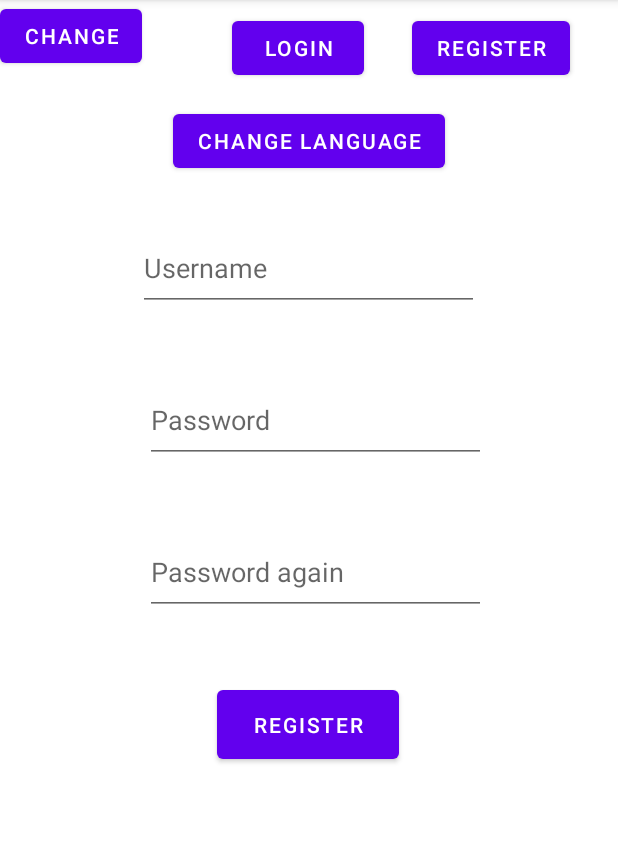
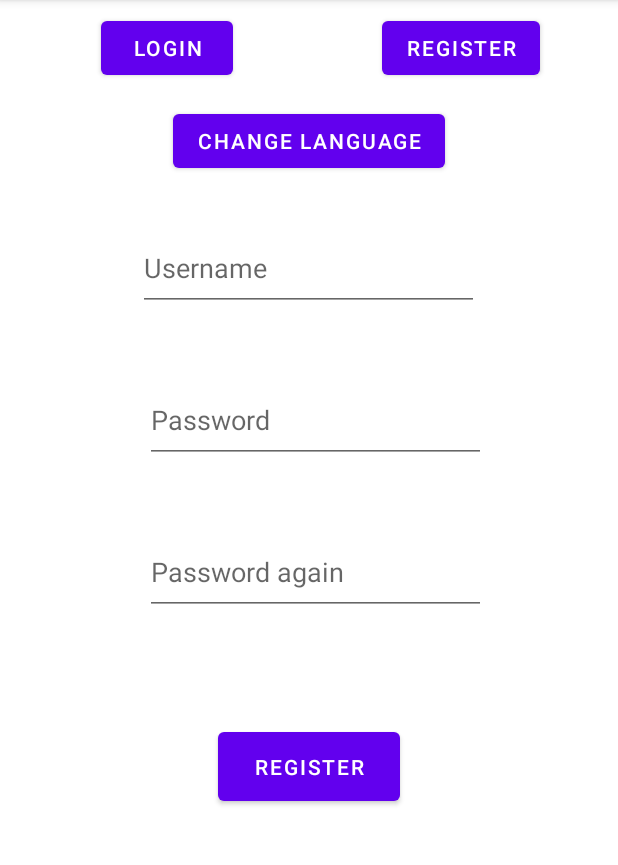
Before and after one commit to DeveloperLauri/FinnkinoApp, an Android app: the screen it shows after launch (MainActivity), after a tap on "REGISTER", on a phone screen of 412 x 824 dp, the part 84-949 px from its top. Run offline under Robolectric (Android 15) with nearby library versions, the phone set to English and light mode, and no system bars.

Commit message:
Olio-ohjelmoinnin HT Finnkino

```diff
--- a/app/src/main/java/com/oliot5/finnkino/MainActivity.java
+++ b/app/src/main/java/com/oliot5/finnkino/MainActivity.java
@@ -47,7 +47,7 @@ public class MainActivity extends AppCompatActivity {
         //functionality for registrating ang login buttons
         View.OnClickListener listener = new View.OnClickListener() {
             Fragment fragment;
-
+            //functionality for changing fragments
             @Override
             public void onClick(View view) {
                 if ( view == findViewById(R.id.buttonToLogIn)){
@@ -121,6 +121,7 @@ public class MainActivity extends AppCompatActivity {
         setLocale(lang1);
     }
 
+    //functionality to change activitet
     public void logIn(String un) {
         Intent intent = new Intent(MainActivity.this, MainActivity2.class);
         intent.putExtra("key", un);
@@ -129,7 +130,7 @@ public class MainActivity extends AppCompatActivity {
         //startActivity(intent);
     }
 
-    // Method to do info change in between frag and activ
+    // Method to do info change in between fragment and activitet
     @Override
     public void onStart() {
         super.onStart();
--- a/app/src/main/res/layout/activity_main.xml
+++ b/app/src/main/res/layout/activity_main.xml
@@ -26,19 +26,11 @@
         </FrameLayout>
 
         <Button
-            android:id="@+id/ActivityChangeButton"
-            android:layout_width="wrap_content"
-            android:layout_height="wrap_content"
-            android:text="@string/change"
-            app:layout_constraintStart_toStartOf="parent"
-            app:layout_constraintTop_toTopOf="parent" />
-
-        <Button
             android:id="@+id/buttonToRegistrate"
             android:layout_width="wrap_content"
             android:layout_height="wrap_content"
             android:layout_marginTop="8dp"
-            android:layout_marginEnd="32dp"
+            android:layout_marginEnd="52dp"
             android:text="@string/register"
             app:layout_constraintEnd_toEndOf="parent"
             app:layout_constraintTop_toTopOf="parent" />
@@ -51,6 +43,7 @@
             android:layout_marginEnd="32dp"
             android:text="@string/login"
             app:layout_constraintEnd_toStartOf="@+id/buttonToRegistrate"
+            app:layout_constraintStart_toStartOf="parent"
             app:layout_constraintTop_toTopOf="parent" />
 
         <Button
--- a/app/src/main/res/layout/fr_registerwindow.xml
+++ b/app/src/main/res/layout/fr_registerwindow.xml
@@ -48,10 +48,9 @@
         android:id="@+id/registerButton"
         android:layout_width="121dp"
         android:layout_height="58dp"
-        android:layout_marginTop="44dp"
+        android:layout_marginTop="72dp"
         android:text="@string/register"
         app:layout_constraintEnd_toEndOf="parent"
-        app:layout_constraintHorizontal_bias="0.498"
         app:layout_constraintStart_toStartOf="parent"
         app:layout_constraintTop_toBottomOf="@+id/editTextPasswordAgainRegister" />
 
@@ -59,8 +58,10 @@
         android:id="@+id/passwordCheckWindowRegister"
         android:layout_width="217dp"
         android:layout_height="34dp"
-        android:layout_marginTop="32dp"
+        app:layout_constraintBottom_toTopOf="@+id/registerButton"
         app:layout_constraintEnd_toEndOf="parent"
+        app:layout_constraintHorizontal_bias="0.546"
         app:layout_constraintStart_toStartOf="parent"
-        app:layout_constraintTop_toBottomOf="@+id/registerButton" />
+        app:layout_constraintTop_toBottomOf="@+id/editTextPasswordAgainRegister"
+        app:layout_constraintVertical_bias="0.473" />
 </androidx.constraintlayout.widget.ConstraintLayout>
```
Also changed, not shown: app/src/main/res/layout/fr_loginwindow.xml (+4 -4 lines).
